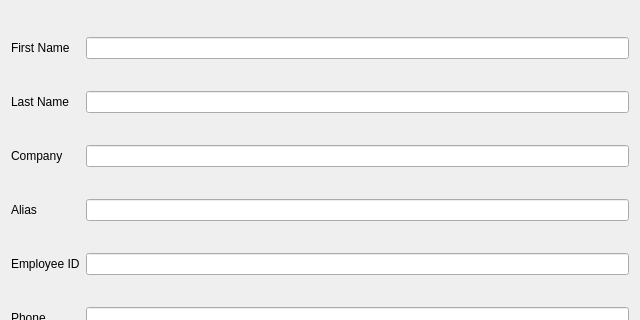
Above: src/gui/dialogues/newpilot.ui from fiffty-50/openPilotLog before the change; both pictures show x 0 to 640 and y 0 to 320 of the 640 by 480 pixel window. Below: the same form after it.
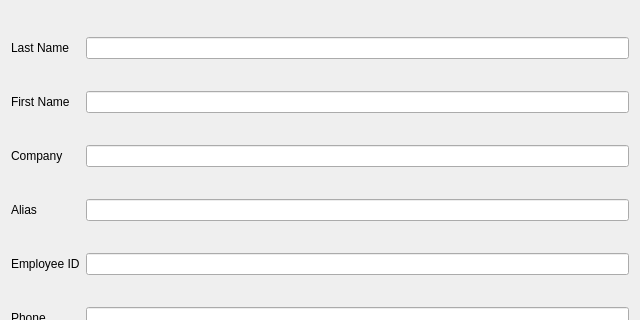
That is the form after the change.

The edit to the form file:
```diff
--- a/src/gui/dialogues/newpilot.ui
+++ b/src/gui/dialogues/newpilot.ui
@@ -15,28 +15,28 @@
   </property>
   <layout class="QGridLayout" name="gridLayout">
    <item row="0" column="0">
-    <widget class="QLabel" name="picfirstnameLabel">
+    <widget class="QLabel" name="piclastnameLabel">
      <property name="text">
-      <string>First Name</string>
+      <string>Last Name</string>
      </property>
     </widget>
    </item>
    <item row="0" column="1">
-    <widget class="QLineEdit" name="picfirstnameLineEdit">
+    <widget class="QLineEdit" name="piclastnameLineEdit">
      <property name="maxLength">
       <number>40</number>
      </property>
     </widget>
    </item>
    <item row="1" column="0">
-    <widget class="QLabel" name="piclastnameLabel">
+    <widget class="QLabel" name="picfirstnameLabel">
      <property name="text">
-      <string>Last Name</string>
+      <string>First Name</string>
      </property>
     </widget>
    </item>
    <item row="1" column="1">
-    <widget class="QLineEdit" name="piclastnameLineEdit">
+    <widget class="QLineEdit" name="picfirstnameLineEdit">
      <property name="maxLength">
       <number>40</number>
      </property>
```
